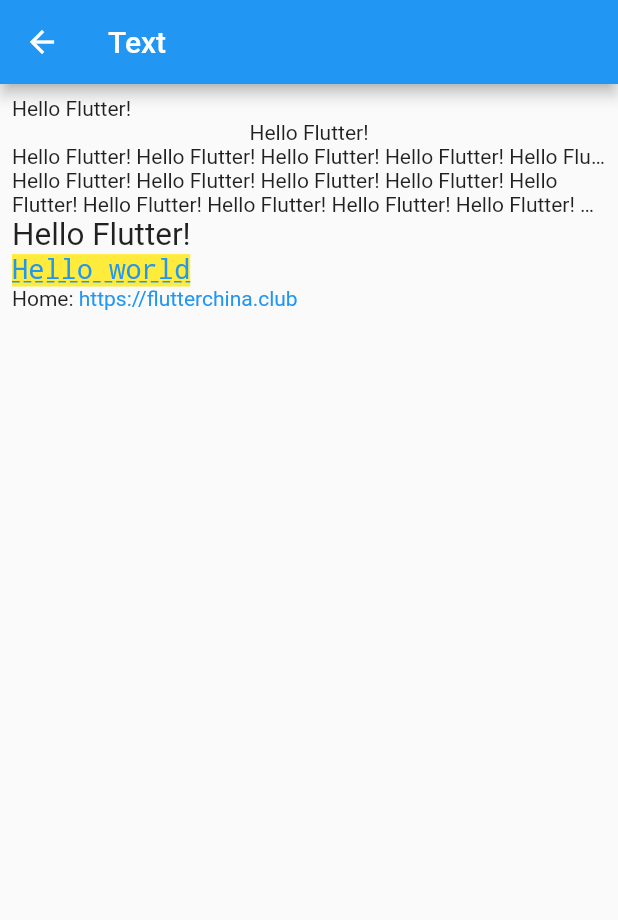
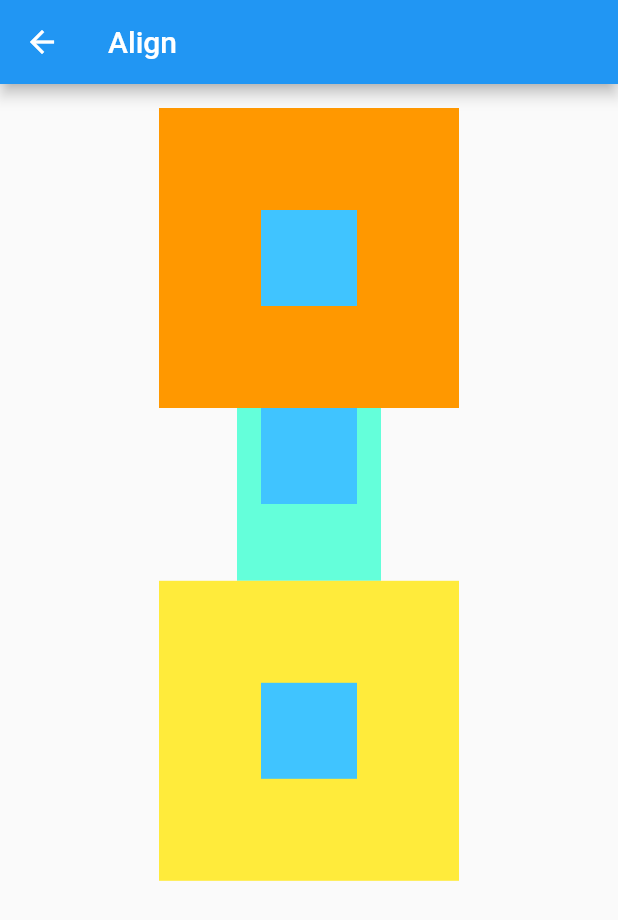
Before and after one commit to wen-carl/hello_flutter, a Flutter app: the screen it shows after launch, after a tap on an icon or button, on a phone screen of 412 x 824 dp. Shown: the top 920 px of the screen. Run offline on Flutter 3.47's test engine with Material 2 defaults, Android fonts, the phone set to English and light mode, and no system bars.

Commit message:
Implement layout widgets.

```diff
--- a/lib/01.02-21/item_page.dart
+++ b/lib/01.02-21/item_page.dart
@@ -9,6 +9,12 @@ import 'package:hello_flutter/03.02-05/radio_content.dart';
 import 'package:hello_flutter/03.02-05/slider_content.dart';
 import 'package:hello_flutter/03.02-05/switch_content.dart';
 import 'package:hello_flutter/03.02-05/textfield_content.dart';
+import 'package:hello_flutter/04.02-26/align_content.dart';
+import 'package:hello_flutter/04.02-26/column_content.dart';
+import 'package:hello_flutter/04.02-26/flow_content.dart';
+import 'package:hello_flutter/04.02-26/row_content.dart';
+import 'package:hello_flutter/04.02-26/stack_content.dart';
+import 'package:hello_flutter/04.02-26/wrap_content.dart';
 
 class ItemPage<T extends Widget> extends StatelessWidget {
   ItemPage({Key key, this.title}) : super(key: key);
@@ -56,6 +62,22 @@ class ItemPage<T extends Widget> extends StatelessWidget {
       case 'Form':
         return FormContent();
         break;
+      case 'Column':
+        return ColumnContent();
+        break;
+      case 'Row':
+        return RowContent();
+        break;
+      case 'Wrap':
+        return WrapContent();
+        break;
+      case 'Flow':
+        return FlowContent();
+        break;
+      case 'Stack':
+        return StackContent();
+      case 'Align':
+        return AlignContent();
       default:
         return Container();
     }
--- /dev/null
+++ b/lib/04.02-26/align_content.dart
@@ -0,0 +1,50 @@
+import 'package:flutter/material.dart';
+
+class AlignContent extends StatelessWidget {
+  @override
+  Widget build(BuildContext context) {
+    return Padding(
+        padding: EdgeInsets.all(16),
+        child: ConstrainedBox(
+          constraints: BoxConstraints.expand(),
+          child: Column(children: [
+            SizedBox(
+                width: 200,
+                height: 200,
+                child: Container(
+                  color: Colors.orange,
+                  child: Align(
+                    alignment: Alignment.center,
+                    widthFactor: 1.0,
+                    heightFactor: 1.0,
+                    child: Container(
+                        color: Colors.lightBlueAccent, width: 64, height: 64),
+                  ),
+                )),
+            SizedBox(
+                child: Container(
+              color: Colors.tealAccent,
+              child: Align(
+                alignment: Alignment.topCenter,
+                widthFactor: 1.5,
+                heightFactor: 1.8,
+                child: Container(
+                    color: Colors.lightBlueAccent, width: 64, height: 64),
+              ),
+            )),
+            SizedBox(
+                width: 200,
+                height: 200,
+                child: Container(
+                  color: Colors.yellow,
+                  child: Center(
+                    widthFactor: 1.0,
+                    heightFactor: 1.0,
+                    child: Container(
+                        color: Colors.lightBlueAccent, width: 64, height: 64),
+                  ),
+                )),
+          ]),
+        ));
+  }
+}
```
Also changed, not shown: lib/01.02-21/home_list_page.dart (+7 -1 lines), lib/04.02-26/column_content.dart (added, +61 -0 lines), lib/04.02-26/flow_content.dart (added, +80 -0 lines), lib/04.02-26/row_content.dart (added, +61 -0 lines), lib/04.02-26/stack_content.dart (added, +52 -0 lines), lib/04.02-26/wrap_content.dart (added, +125 -0 lines).
